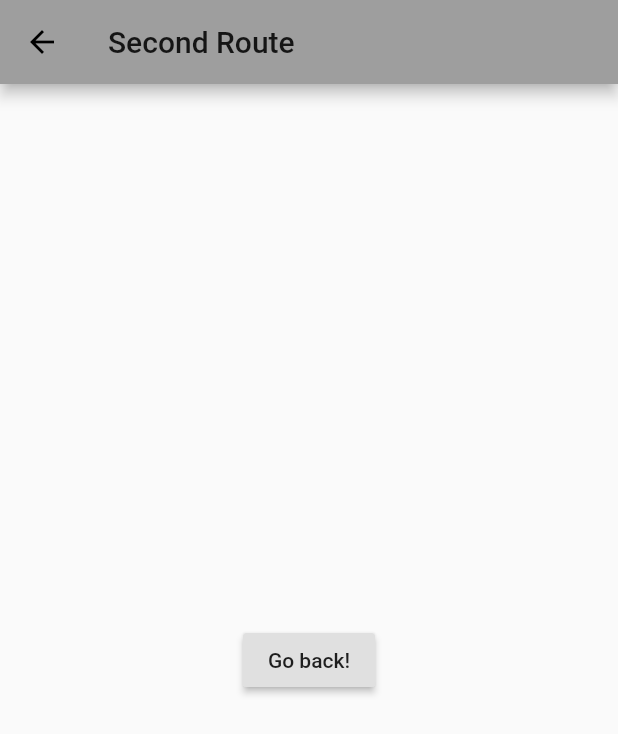
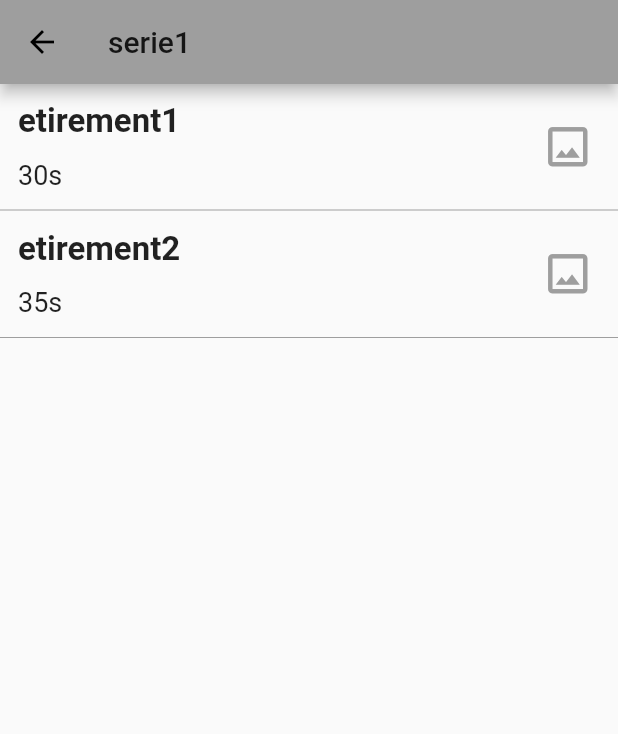
Before and after one commit to marionwilms/flutter_sport_app, a Flutter app: the screen it shows after launch, after a tap on the "arrow forward ios" icon, on a phone screen of 412 x 824 dp. Shown: the top 734 px of the screen. Run offline on Flutter 3.47's test engine with Material 2 defaults, Android fonts, the light colour scheme and no system bars.

Commit message:
pass argument to the second page

```diff
--- /dev/null
+++ b/flutter_sport_app/lib/routes/Exercise.dart
@@ -0,0 +1,7 @@
+class Exercise {
+  final String title;
+  final String length;
+
+
+  Exercise(this.title, this.length);
+}
--- a/flutter_sport_app/lib/routes/ExerciseDetails.dart
+++ b/flutter_sport_app/lib/routes/ExerciseDetails.dart
@@ -1,21 +1,78 @@
 import 'package:flutter/cupertino.dart';
 import 'package:flutter/material.dart';
 
+import 'Serie.dart';
+
 class ExerciseDetails extends StatelessWidget {
+  final Serie serieTest;
+
+  ExerciseDetails({Key key, @required this.serieTest}) : super(key:key);
   @override
   Widget build(BuildContext context) {
     return Scaffold(
       appBar: AppBar(
-        title: Text("Second Route"),
+        title: Text(serieTest.title),
       ),
       body: Center(
-        child: RaisedButton(
-          onPressed: () {
-            Navigator.pop(context);
+        child: ListView.builder(
+          itemBuilder: (context, position) {
+            return Column(
+              children: <Widget>[
+                Row(
+                  mainAxisAlignment: MainAxisAlignment.spaceBetween,
+                  children: <Widget>[
+                    Column(
+                      crossAxisAlignment: CrossAxisAlignment.start,
+                      children: <Widget>[
+                        Padding(
+                          padding:
+                          const EdgeInsets.fromLTRB(12.0, 12.0, 12.0, 6.0),
+                          child: Text(
+                            serieTest.exercises[position].title,
+                            style: TextStyle(
+                                fontSize: 22.0, fontWeight: FontWeight.bold),
+                          ),
+                        ),
+                        Padding(
+                          padding:
+                          const EdgeInsets.fromLTRB(12.0, 6.0, 12.0, 12.0),
+                          child: Text(
+                            serieTest.exercises[position].length,
+                            style: TextStyle(fontSize: 18.0),
+                          ),
+                        ),
+                      ],
+                    ),
+                    Padding(
+                      padding: const EdgeInsets.all(8.0),
+                      child: Column(
+                        mainAxisAlignment: MainAxisAlignment.spaceEvenly,
+                        children: <Widget>[
+                          Padding(
+                            padding: const EdgeInsets.all(8.0),
+                            child: Icon(
+                                  Icons.crop_original,
+                                  size: 35.0,
+                                  color: Colors.grey
+                            ),
+                          ),
+                        ],
+                      ),
+                    ),
+                  ],
+                ),
+                Divider(
+                  height: 2.0,
+                  color: Colors.grey,
+                )
+              ],
+            );
           },
-          child: Text('Go back!'),
+          itemCount: serieTest.exercises.length,
         ),
+
       ),
+
     );
   }
 }
--- a/flutter_sport_app/lib/routes/MyHomePage.dart
+++ b/flutter_sport_app/lib/routes/MyHomePage.dart
@@ -1,7 +1,9 @@
 import 'package:flutter/cupertino.dart';
 import 'package:flutter/material.dart';
+import 'package:flutter_sport_app/routes/Exercise.dart';
 
 import 'ExerciseDetails.dart';
+import 'Serie.dart';
 
 class MyHomePage extends StatefulWidget {
   MyHomePage({Key key, this.title}) : super(key: key);
@@ -22,11 +24,31 @@ class MyHomePage extends StatefulWidget {
 }
 
 class _MyHomePageState extends State<MyHomePage> {
-  var _serieName = ['Série 1', 'Série 2', 'Série 3'];
-  var _serieLenght = ['20min', '30min', '25min'];
+  var exo1 = Exercise('etirement1', '30s');
+  var exo2 = Exercise('etirement2', '35s');
+  var exo3 = Exercise('squat', 'x30');
+  var exo4 = Exercise('abdos', 'x40');
+  var serie1;
+  var serie2;
+  var serie3;
+  var firstState = true;
+  List<Serie> serie = new List();
+
+  iniList(bool state) {
+    if (state == true) {
+      serie1=Serie('serie1', '20min', [exo1, exo2]);
+      serie2=Serie('serie2', '25min', [exo3, exo4]);
+      serie3=Serie('serie3', '23min', [exo1, exo4]);
+      serie.add(serie1);
+      serie.add(serie2);
+      serie.add(serie3);
+    }
+  }
 
   @override
   Widget build(BuildContext context) {
+    iniList(firstState);
+    firstState=false;
     // This method is rerun every time setState is called, for instance as done
     // by the _incrementCounter method above.
     //
@@ -56,7 +78,7 @@ class _MyHomePageState extends State<MyHomePage> {
                           padding:
                           const EdgeInsets.fromLTRB(12.0, 12.0, 12.0, 6.0),
                           child: Text(
-                            _serieName[position],
+                            serie[position].title,
                             style: TextStyle(
                                 fontSize: 22.0, fontWeight: FontWeight.bold),
                           ),
@@ -65,7 +87,7 @@ class _MyHomePageState extends State<MyHomePage> {
                           padding:
                           const EdgeInsets.fromLTRB(12.0, 6.0, 12.0, 12.0),
                           child: Text(
-                            _serieLenght[position],
+                            serie[position].length,
                             style: TextStyle(fontSize: 18.0),
                           ),
                         ),
@@ -86,7 +108,7 @@ class _MyHomePageState extends State<MyHomePage> {
                               onPressed: () {
                                 Navigator.push(
                                   context,
-                                  MaterialPageRoute(builder: (context) => ExerciseDetails()),
+                                  MaterialPageRoute(builder: (context) => ExerciseDetails(serieTest:serie[position])),
                                 );
                               },
                             ),
@@ -103,7 +125,7 @@ class _MyHomePageState extends State<MyHomePage> {
               ],
             );
           },
-          itemCount: _serieName.length,
+          itemCount: serie.length,
         ),
       ),
     );
--- /dev/null
+++ b/flutter_sport_app/lib/routes/Serie.dart
@@ -0,0 +1,10 @@
+import 'Exercise.dart';
+
+class Serie {
+  final String title;
+  final String length;
+  final List<Exercise> exercises;
+
+
+  Serie(this.title, this.length, this.exercises);
+}
```
Also changed, not shown: 1 other file.
